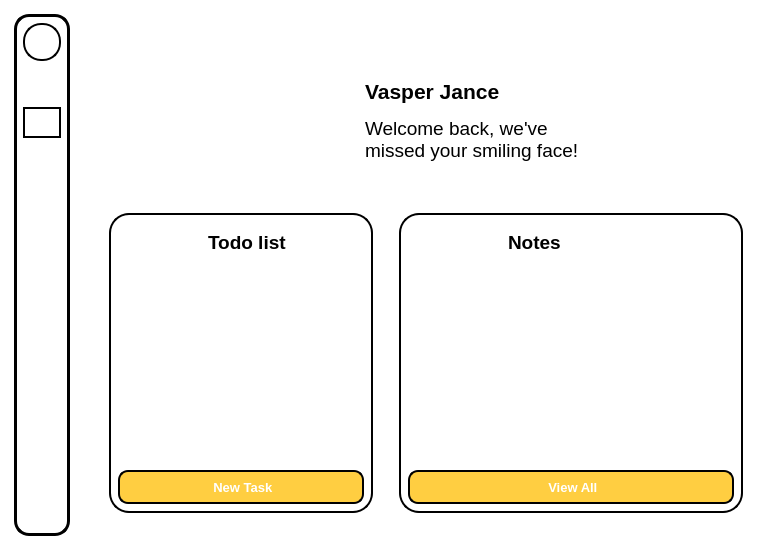
Before: the Qt Designer form SPCK/GUI/Home.ui in MaiNgocChau9/Python-App-A-, drawn with Qt 5.
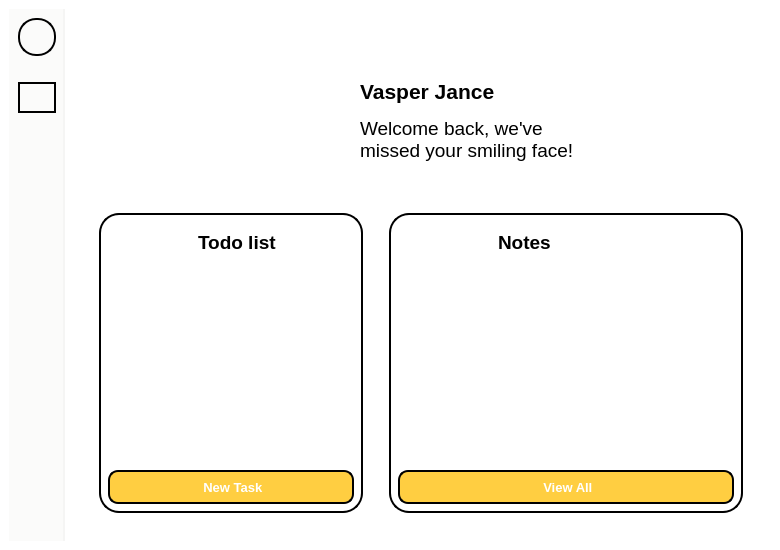
After: the same form once the commit is applied. Icons and pictures are not drawn.

What changed in the file:
```diff
--- a/SPCK/GUI/Home.ui
+++ b/SPCK/GUI/Home.ui
@@ -29,12 +29,11 @@
     <item>
      <widget class="QWidget" name="widget" native="true">
       <property name="styleSheet">
-       <string notr="true">max-width: 50px;
-background-color: white;
-border-radius: 15px;
-border: 3px solid black;
+       <string notr="true">max-width: 54px;
+background-color: #FBFBFA;
+border-right: 2px solid #F5F5F4;
 padding: 0px;
-margin: 5px;</string>
+margin: 0px;</string>
       </property>
       <layout class="QVBoxLayout" name="verticalLayout_2">
        <item>
@@ -119,7 +118,7 @@
          <property name="styleSheet">
           <string notr="true">QLabel{
 	max-height: 22px;
-	border: 2px solid white;
+	border: 2px solid #FBFBFA;
 	padding: 6px;
 	border-radius: 18px;
 }
@@ -157,7 +156,7 @@
          <property name="styleSheet">
           <string notr="true">QLabel{
 	max-height: 22px;
-	border: 2px solid white;
+	border: 2px solid #FBFBFA;
 	padding: 6px;
 	border-radius: 18px;
 }
@@ -208,7 +207,7 @@
          <property name="styleSheet">
           <string notr="true">QLabel{
 	max-height: 22px;
-	border: 2px solid white;
+	border: 2px solid #FBFBFA;
 	padding: 6px;
 	border-radius: 18px;
 }
@@ -246,7 +245,7 @@
          <property name="styleSheet">
           <string notr="true">QLabel{
 	max-height: 22px;
-	border: 2px solid white;
+	border: 2px solid #FBFBFA;
 	padding: 6px;
 	border-radius: 18px;
 }
```
